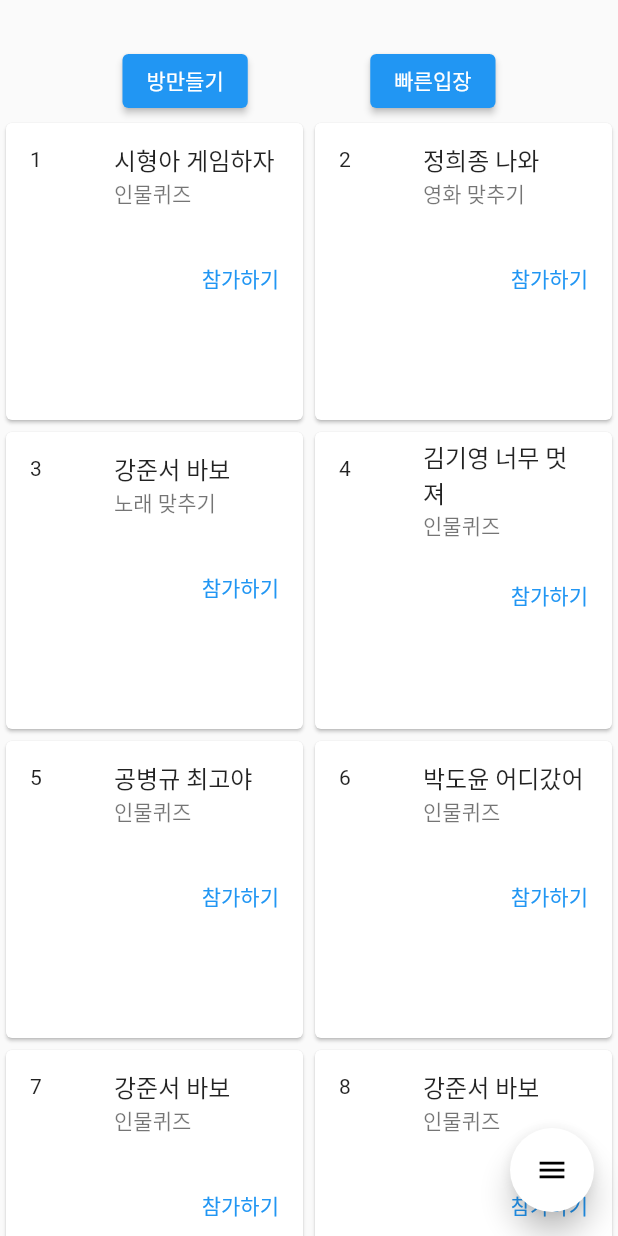
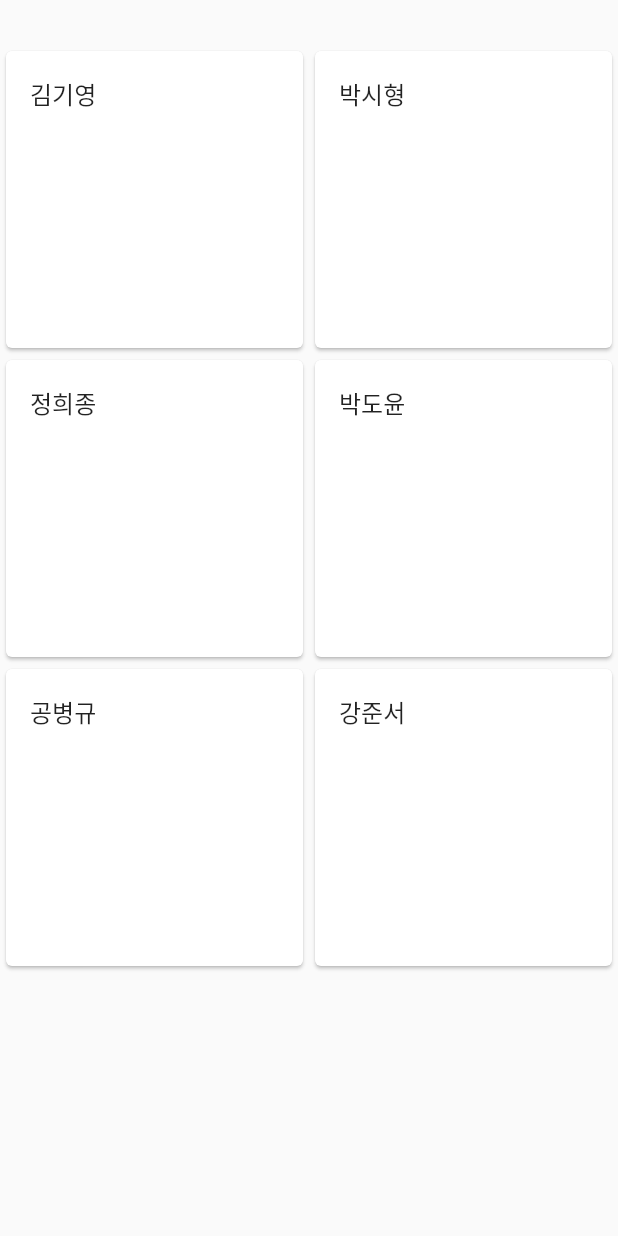
Before and after one commit to sihyeong671/quizApp, a Flutter app: the Lobby screen opened directly, after a tap on "참가하기", on a phone screen of 412 x 824 dp. Run offline on Flutter 3.47's test engine with Material 2 defaults, Android fonts, the phone set to English and light mode, and no system bars; drawn by our look-alikes of flutter_speed_dial; our stand-ins replace flutter_svg.

Commit message:
client: add ingame page

```diff
--- /dev/null
+++ b/client/lib/inGame/inGame.dart
@@ -0,0 +1,52 @@
+import 'package:flutter/material.dart';
+import 'package:client/utils/floatingButton.dart';
+
+class InGame extends StatefulWidget {
+  const InGame({ Key? key }) : super(key: key);
+
+  @override
+  _InGameState createState() => _InGameState();
+}
+
+class _InGameState extends State<InGame> {
+  final List<String> comments = <String>[
+    '김기영',
+    '박시형',
+    '정희종',
+    '박도윤',
+    '공병규',
+    '강준서',
+  ];
+
+  @override
+  Widget build(BuildContext context) {
+    return Scaffold(
+      body:
+        SingleChildScrollView(
+          child: Column(
+            children: <Widget>[
+              Padding(padding: EdgeInsets.only(top: 30.0)),
+              Container(
+                height: 1000,
+                child: GridView.count(
+                  crossAxisCount: 2,
+                  children: List.generate(comments.length, (index) {
+                    return Card(
+
+                      child: Column(
+                        children: <Widget>[
+                          ListTile(
+                            title: Text('${comments[index]}'),
+                          ),
+                        ]
+                      )
+                    );
+                  }),
+                ),
+              )
+            ]
+          ),
+        )
+    );
+  }
+}
--- a/client/lib/lobby/lobby.dart
+++ b/client/lib/lobby/lobby.dart
@@ -1,3 +1,4 @@
+import 'package:client/inGame/inGame.dart';
 import 'package:flutter/material.dart';
 import 'package:client/utils/floatingButton.dart';
 
@@ -86,7 +87,10 @@ class _LobbyState extends State<Lobby> {
                             children: <Widget>[
                               TextButton(
                                 child: Text('참가하기'),
-                                onPressed: () {},
+                                onPressed: () {
+                                  Navigator.push(context,
+                                    MaterialPageRoute(builder: (BuildContext context) => InGame()));
+                                },
                               )
                             ]
                           ),
```
